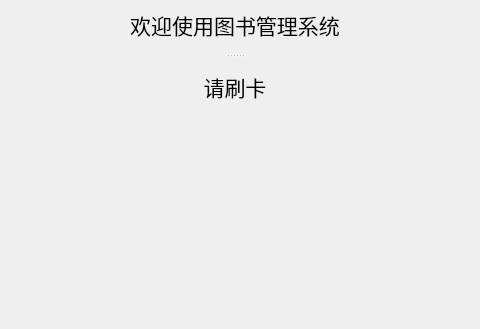
Before: the Qt Designer form welcome.ui in FujouHisui/libraryProject, drawn with Qt 5; both pictures show x 115 to 595 and y 175 to 504 of the 734 by 504 pixel window.
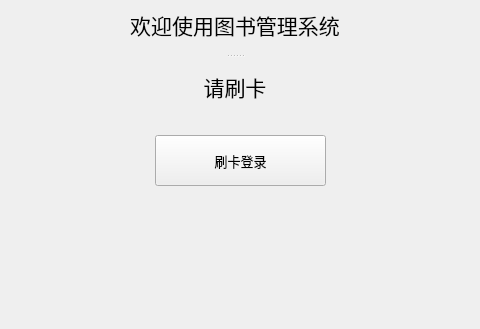
After: the same form once the commit is applied.

```diff
--- a/welcome.ui
+++ b/welcome.ui
@@ -67,6 +67,25 @@
     </property>
    </widget>
   </widget>
+  <widget class="QPushButton" name="pushButton_2">
+   <property name="geometry">
+    <rect>
+     <x>270</x>
+     <y>310</y>
+     <width>171</width>
+     <height>51</height>
+    </rect>
+   </property>
+   <property name="font">
+    <font>
+     <family>Adobe Devanagari</family>
+     <pointsize>10</pointsize>
+    </font>
+   </property>
+   <property name="text">
+    <string>刷卡登录</string>
+   </property>
+  </widget>
  </widget>
  <resources/>
  <connections>
```
Left out of the diff: 18 changed lines with no effect on the pictures.
